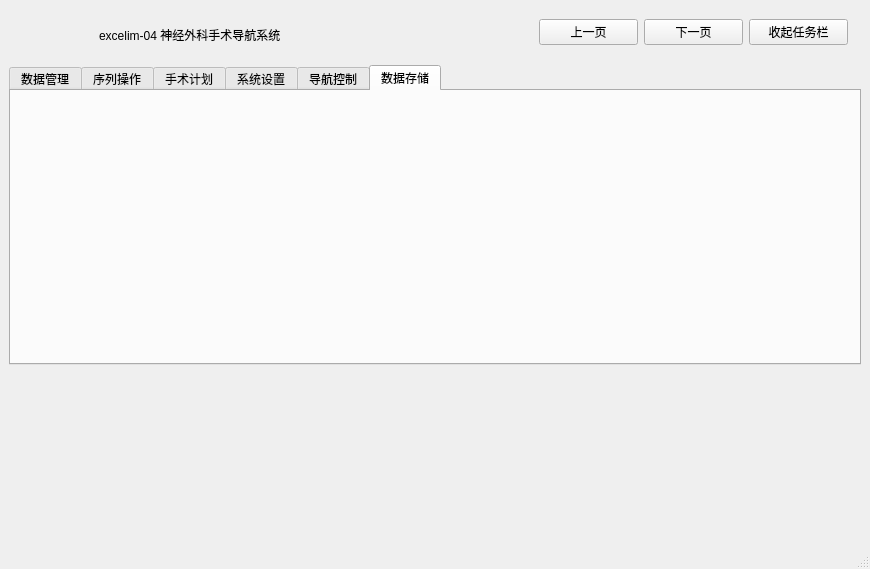
Qt form mainwindow.ui (kalipolis/excelim_qt_withui) before a commit.
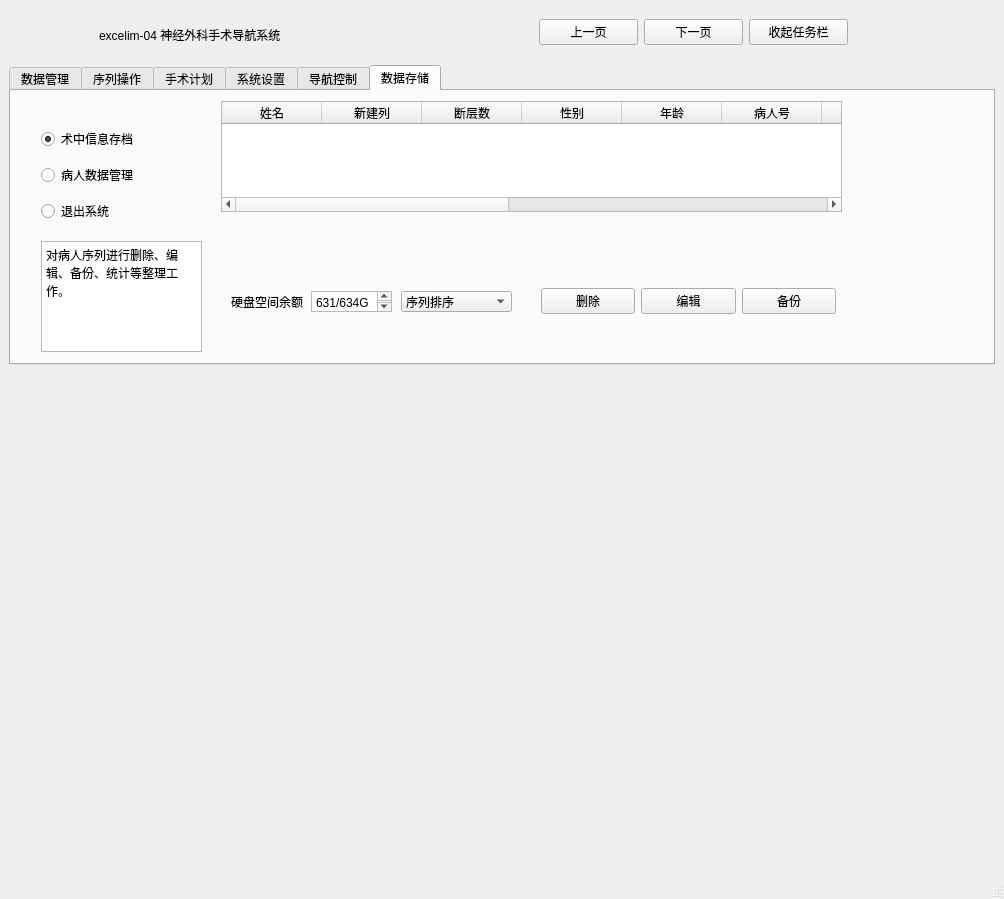
The same form after that commit. The open tabs and pages were chosen to show the change. Custom widgets are drawn as their Qt base class.

Commit message: 导入数据

Diff of the .ui file:
```diff
--- a/mainwindow.ui
+++ b/mainwindow.ui
@@ -6,8 +6,8 @@
    <rect>
     <x>0</x>
     <y>0</y>
-    <width>870</width>
-    <height>569</height>
+    <width>1004</width>
+    <height>899</height>
    </rect>
   </property>
   <property name="windowTitle">
@@ -89,7 +89,7 @@
        </size>
       </property>
       <property name="currentIndex">
-       <number>5</number>
+       <number>1</number>
       </property>
       <widget class="QWidget" name="tabWidget_2Page1">
        <attribute name="title">
@@ -2574,31 +2574,440 @@
        <attribute name="title">
         <string>系统设置</string>
        </attribute>
-       <widget class="QVTKWidget" name="qvtkWidget" native="true">
-        <property name="geometry">
-         <rect>
-          <x>230</x>
-          <y>80</y>
-          <width>100</width>
-          <height>100</height>
-         </rect>
-        </property>
-       </widget>
       </widget>
       <widget class="QWidget" name="tab_4">
        <attribute name="title">
         <string>导航控制</string>
        </attribute>
       </widget>
-      <widget class="save" name="tab_DataSaving">
+      <widget class="QWidget" name="tab_DataSaving">
        <attribute name="title">
         <string>数据存储</string>
        </attribute>
+       <widget class="QWidget" name="widget_TaskBar" native="true">
+        <property name="geometry">
+         <rect>
+          <x>30</x>
+          <y>30</y>
+          <width>161</width>
+          <height>111</height>
+         </rect>
+        </property>
+        <widget class="QWidget" name="verticalLayoutWidget">
+         <property name="geometry">
+          <rect>
+           <x>0</x>
+           <y>0</y>
+           <width>161</width>
+           <height>111</height>
+          </rect>
+         </property>
+         <layout class="QVBoxLayout" name="verticalLayout_19">
+          <item>
+           <widget class="QRadioButton" name="radioButton_surgery">
+            <property name="text">
+             <string>术中信息存档</string>
+            </property>
+            <property name="checked">
+             <bool>true</bool>
+            </property>
+           </widget>
+          </item>
+          <item>
+           <widget class="QRadioButton" name="radioButton_patient">
+            <property name="text">
+             <string>病人数据管理</string>
+            </property>
+           </widget>
+          </item>
+          <item>
+           <widget class="QRadioButton" name="radioButton_logout">
+            <property name="text">
+             <string>退出系统</string>
+            </property>
+           </widget>
+          </item>
+         </layout>
+        </widget>
+       </widget>
+       <widget class="QStackedWidget" name="stackedWidget_6">
+        <property name="geometry">
+         <rect>
+          <x>20</x>
+          <y>0</y>
+          <width>841</width>
+          <height>261</height>
+         </rect>
+        </property>
+        <property name="currentIndex">
+         <number>0</number>
+        </property>
+        <widget class="QWidget" name="page_surgery">
+         <widget class="QTextBrowser" name="textBrowser">
+          <property name="geometry">
+           <rect>
+            <x>10</x>
+            <y>150</y>
+            <width>161</width>
+            <height>111</height>
+           </rect>
+          </property>
+          <property name="html">
+           <string>&lt;!DOCTYPE HTML PUBLIC &quot;-//W3C//DTD HTML 4.0//EN&quot; &quot;http://www.w3.org/TR/REC-html40/strict.dtd&quot;&gt;
+&lt;html&gt;&lt;head&gt;&lt;meta name=&quot;qrichtext&quot; content=&quot;1&quot; /&gt;&lt;style type=&quot;text/css&quot;&gt;
+p, li { white-space: pre-wrap; }
+&lt;/style&gt;&lt;/head&gt;&lt;body style=&quot; font-family:'SimSun'; font-size:9pt; font-weight:400; font-style:normal;&quot;&gt;
+&lt;p style=&quot; margin-top:0px; margin-bottom:0px; margin-left:0px; margin-right:0px; -qt-block-indent:0; text-indent:0px;&quot;&gt;&lt;span style=&quot; font-family:'Microsoft YaHei UI';&quot;&gt;保存导航期间的拷屏图像和相关导航信息&lt;/span&gt;&lt;/p&gt;&lt;/body&gt;&lt;/html&gt;</string>
+          </property>
+         </widget>
+         <widget class="QPushButton" name="pushButton_imageSaving">
+          <property name="geometry">
+           <rect>
+            <x>190</x>
+            <y>40</y>
+            <width>75</width>
+            <height>24</height>
+           </rect>
+          </property>
+          <property name="text">
+           <string>保存图像</string>
+          </property>
+         </widget>
+         <widget class="QPushButton" name="pushButton_infoSaving">
+          <property name="geometry">
+           <rect>
+            <x>190</x>
+            <y>80</y>
+            <width>75</width>
+            <height>24</height>
+           </rect>
+          </property>
+          <property name="text">
+           <string>保存信息</string>
+          </property>
+         </widget>
+         <widget class="QStackedWidget" name="stackedWidget_3">
+          <property name="geometry">
+           <rect>
+            <x>280</x>
+            <y>30</y>
+            <width>531</width>
+            <height>241</height>
+           </rect>
+          </property>
+          <property name="currentIndex">
+           <number>1</number>
+          </property>
+          <widget class="QWidget" name="page_imageSaving">
+           <widget class="QPushButton" name="pushButton_25">
+            <property name="geometry">
+             <rect>
+              <x>220</x>
+              <y>200</y>
+              <width>75</width>
+              <height>24</height>
+             </rect>
+            </property>
+            <property name="text">
+             <string>保存</string>
+            </property>
+           </widget>
+           <widget class="QListWidget" name="listWidget">
+            <property name="geometry">
+             <rect>
+              <x>10</x>
+              <y>1</y>
+              <width>201</width>
+              <height>241</height>
+             </rect>
+            </property>
+           </widget>
+           <widget class="QListWidget" name="listWidget_2">
+            <property name="geometry">
+             <rect>
+              <x>300</x>
+              <y>0</y>
+              <width>201</width>
+              <height>241</height>
+             </rect>
+            </property>
+           </widget>
+          </widget>
+          <widget class="QWidget" name="page_infoSaving">
+           <widget class="QTextBrowser" name="textBrowser_7">
+            <property name="geometry">
+             <rect>
+              <x>10</x>
+              <y>10</y>
+              <width>256</width>
+              <height>192</height>
+             </rect>
+            </property>
+            <property name="html">
+             <string>&lt;!DOCTYPE HTML PUBLIC &quot;-//W3C//DTD HTML 4.0//EN&quot; &quot;http://www.w3.org/TR/REC-html40/strict.dtd&quot;&gt;
+&lt;html&gt;&lt;head&gt;&lt;meta name=&quot;qrichtext&quot; content=&quot;1&quot; /&gt;&lt;style type=&quot;text/css&quot;&gt;
+p, li { white-space: pre-wrap; }
+&lt;/style&gt;&lt;/head&gt;&lt;body style=&quot; font-family:'SimSun'; font-size:9pt; font-weight:400; font-style:normal;&quot;&gt;
+&lt;p style=&quot; margin-top:0px; margin-bottom:0px; margin-left:0px; margin-right:0px; -qt-block-indent:0; text-indent:0px;&quot;&gt;&lt;span style=&quot; font-family:'Microsoft YaHei UI';&quot;&gt;姓名:LIU性别:M年龄:030Y病人号:428685&lt;/span&gt;&lt;/p&gt;
+&lt;p style=&quot; margin-top:0px; margin-bottom:0px; margin-left:0px; margin-right:0px; -qt-block-indent:0; text-indent:0px;&quot;&gt;&lt;span style=&quot; font-family:'Microsoft YaHei UI';&quot;&gt;重建组织数量:1重建组织参数:&lt;/span&gt;&lt;/p&gt;
+&lt;p style=&quot; margin-top:0px; margin-bottom:0px; margin-left:0px; margin-right:0px; -qt-block-indent:0; text-indent:0px;&quot;&gt;&lt;span style=&quot; font-family:'Microsoft YaHei UI';&quot;&gt;皮肤	阈值为464	&lt;/span&gt;&lt;/p&gt;
+&lt;p style=&quot; margin-top:0px; margin-bottom:0px; margin-left:0px; margin-right:0px; -qt-block-indent:0; text-indent:0px;&quot;&gt;&lt;span style=&quot; font-family:'Microsoft YaHei UI';&quot;&gt;注册标记点数量:4注册误差:0.92&lt;/span&gt;&lt;/p&gt;&lt;/body&gt;&lt;/html&gt;</string>
+            </property>
+           </widget>
+           <widget class="QPushButton" name="pushButton_27">
+            <property name="geometry">
+             <rect>
+              <x>270</x>
+              <y>160</y>
+              <width>75</width>
+              <height>24</height>
+             </rect>
+            </property>
+            <property name="text">
+             <string>保存</string>
+            </property>
+           </widget>
+          </widget>
+         </widget>
+        </widget>
+        <widget class="QWidget" name="page_patient">
+         <widget class="QTextBrowser" name="textBrowser_5">
+          <property name="geometry">
+           <rect>
+            <x>10</x>
+            <y>150</y>
+            <width>161</width>
+            <height>111</height>
+           </rect>
+          </property>
+          <property name="html">
+           <string>&lt;!DOCTYPE HTML PUBLIC &quot;-//W3C//DTD HTML 4.0//EN&quot; &quot;http://www.w3.org/TR/REC-html40/strict.dtd&quot;&gt;
+&lt;html&gt;&lt;head&gt;&lt;meta name=&quot;qrichtext&quot; content=&quot;1&quot; /&gt;&lt;style type=&quot;text/css&quot;&gt;
+p, li { white-space: pre-wrap; }
+&lt;/style&gt;&lt;/head&gt;&lt;body style=&quot; font-family:'SimSun'; font-size:9pt; font-weight:400; font-style:normal;&quot;&gt;
+&lt;p style=&quot; margin-top:0px; margin-bottom:0px; margin-left:0px; margin-right:0px; -qt-block-indent:0; text-indent:0px;&quot;&gt;对病人序列进行删除、编辑、备份、统计等整理工作。&lt;/p&gt;&lt;/body&gt;&lt;/html&gt;</string>
+          </property>
+         </widget>
+         <widget class="QTableWidget" name="tableWidget_4">
+          <property name="geometry">
+           <rect>
+            <x>190</x>
+            <y>10</y>
+            <width>621</width>
+            <height>111</height>
+           </rect>
+          </property>
+          <column>
+           <property name="text">
+            <string>姓名</string>
+           </property>
+          </column>
+          <column>
+           <property name="text">
+            <string>新建列</string>
+           </property>
+          </column>
+          <column>
+           <property name="text">
+            <string>断层数</string>
+           </property>
+          </column>
+          <column>
+           <property name="text">
+            <string>性别</string>
+           </property>
+          </column>
+          <column>
+           <property name="text">
+            <string>年龄</string>
+           </property>
+          </column>
+          <column>
+           <property name="text">
+            <string>病人号</string>
+           </property>
+          </column>
+          <column>
+           <property name="text">
+            <string>检查号</string>
+           </property>
+          </column>
+          <column>
+           <property name="text">
+            <string>状态</string>
+           </property>
+          </column>
+          <column>
+           <property name="text">
+            <string>扫描日期</string>
+           </property>
+          </column>
+          <column>
+           <property name="text">
+            <string>计划日期</string>
+           </property>
+          </column>
+          <column>
+           <property name="text">
+            <string>导航日期</string>
+           </property>
+          </column>
+          <column>
+           <property name="text">
+            <string>新建列</string>
+           </property>
+          </column>
+          <column>
+           <property name="text">
+            <string>注册误差</string>
+           </property>
+          </column>
+         </widget>
+         <widget class="QLabel" name="label_22">
+          <property name="geometry">
+           <rect>
+            <x>200</x>
+            <y>200</y>
+            <width>81</width>
+            <height>21</height>
+           </rect>
+          </property>
+          <property name="text">
+           <string>硬盘空间余额</string>
+          </property>
+         </widget>
+         <widget class="QTextBrowser" name="textBrowser_8">
+          <property name="geometry">
+           <rect>
+            <x>280</x>
+            <y>200</y>
+            <width>81</width>
+            <height>21</height>
+           </rect>
+          </property>
+          <property name="html">
+           <string>&lt;!DOCTYPE HTML PUBLIC &quot;-//W3C//DTD HTML 4.0//EN&quot; &quot;http://www.w3.org/TR/REC-html40/strict.dtd&quot;&gt;
+&lt;html&gt;&lt;head&gt;&lt;meta name=&quot;qrichtext&quot; content=&quot;1&quot; /&gt;&lt;style type=&quot;text/css&quot;&gt;
+p, li { white-space: pre-wrap; }
+&lt;/style&gt;&lt;/head&gt;&lt;body style=&quot; font-family:'SimSun'; font-size:9pt; font-weight:400; font-style:normal;&quot;&gt;
+&lt;p style=&quot; margin-top:0px; margin-bottom:0px; margin-left:0px; margin-right:0px; -qt-block-indent:0; text-indent:0px;&quot;&gt;&lt;span style=&quot; font-family:'Microsoft YaHei UI';&quot;&gt;631/634G&lt;/span&gt;&lt;/p&gt;&lt;/body&gt;&lt;/html&gt;</string>
+          </property>
+         </widget>
+         <widget class="QComboBox" name="comboBox_4">
+          <property name="geometry">
+           <rect>
+            <x>370</x>
+            <y>200</y>
+            <width>111</width>
+            <height>21</height>
+           </rect>
+          </property>
+          <item>
+           <property name="text">
+            <string>序列排序</string>
+           </property>
+          </item>
+          <item>
+           <property name="text">
+            <string>按姓名</string>
+           </property>
+          </item>
+          <item>
+           <property name="text">
+            <string>按时间</string>
+           </property>
+          </item>
+          <item>
+           <property name="text">
+            <string>按种类</string>
+           </property>
+          </item>
+          <item>
+           <property name="text">
+            <string>按数量</string>
+           </property>
+          </item>
+         </widget>
+         <widget class="QWidget" name="horizontalLayoutWidget">
+          <property name="geometry">
+           <rect>
+            <x>510</x>
+            <y>170</y>
+            <width>295</width>
+            <height>81</height>
+           </rect>
+          </property>
+          <layout class="QHBoxLayout" name="horizontalLayout_23">
+           <item>
+            <widget class="QPushButton" name="pushButton_28">
+             <property name="text">
+              <string>删除</string>
+             </property>
+            </widget>
+           </item>
+           <item>
+            <widget class="QPushButton" name="pushButton_29">
+             <property name="text">
+              <string>编辑</string>
+             </property>
+            </widget>
+           </item>
+           <item>
+            <widget class="QPushButton" name="pushButton_26">
+             <property name="text">
+              <string>备份</string>
+             </property>
+            </widget>
+           </item>
+          </layout>
+         </widget>
+        </widget>
+        <widget class="QWidget" name="page_logout">
+         <widget class="QTextBrowser" name="textBrowser_6">
+          <property name="geometry">
+           <rect>
+            <x>10</x>
+            <y>150</y>
+            <width>161</width>
+            <height>111</height>
+           </rect>
+          </property>
+          <property name="html">
+           <string>&lt;!DOCTYPE HTML PUBLIC &quot;-//W3C//DTD HTML 4.0//EN&quot; &quot;http://www.w3.org/TR/REC-html40/strict.dtd&quot;&gt;
+&lt;html&gt;&lt;head&gt;&lt;meta name=&quot;qrichtext&quot; content=&quot;1&quot; /&gt;&lt;style type=&quot;text/css&quot;&gt;
+p, li { white-space: pre-wrap; }
+&lt;/style&gt;&lt;/head&gt;&lt;body style=&quot; font-family:'SimSun'; font-size:9pt; font-weight:400; font-style:normal;&quot;&gt;
+&lt;p style=&quot; margin-top:0px; margin-bottom:0px; margin-left:0px; margin-right:0px; -qt-block-indent:0; text-indent:0px;&quot;&gt;&lt;span style=&quot; font-family:'Microsoft YaHei UI';&quot;&gt;退出系统&lt;/span&gt;&lt;/p&gt;&lt;/body&gt;&lt;/html&gt;</string>
+          </property>
+         </widget>
+         <widget class="QPushButton" name="pushButton_30">
+          <property name="geometry">
+           <rect>
+            <x>400</x>
+            <y>120</y>
+            <width>75</width>
+            <height>24</height>
+           </rect>
+          </property>
+          <property name="text">
+           <string>退出系统</string>
+          </property>
+         </widget>
+        </widget>
+       </widget>
+       <zorder>stackedWidget_6</zorder>
+       <zorder>widget_TaskBar</zorder>
       </widget>
      </widget>
     </item>
     <item>
-     <widget class="QWidget" name="widget_3" native="true"/>
+     <widget class="QWidget" name="widget_3" native="true">
+      <layout class="QHBoxLayout" name="horizontalLayout_54">
+       <item>
+        <widget class="QVTKWidget" name="qvtkWidget"/>
+       </item>
+      </layout>
+     </widget>
     </item>
    </layout>
   </widget>
@@ -2607,7 +3016,7 @@
     <rect>
      <x>0</x>
      <y>0</y>
-     <width>870</width>
+     <width>1004</width>
      <height>26</height>
     </rect>
    </property>
@@ -2615,6 +3024,11 @@
   <widget class="QStatusBar" name="statusbar"/>
  </widget>
  <customwidgets>
+  <customwidget>
+   <class>QVTKWidget</class>
+   <extends>QWidget</extends>
+   <header>QVTKWidget.h</header>
+  </customwidget>
   <customwidget>
    <class>point</class>
    <extends>QWidget</extends>
@@ -2627,17 +3041,6 @@
    <header>rt_3.h</header>
    <container>1</container>
   </customwidget>
-  <customwidget>
-   <class>QVTKWidget</class>
-   <extends>QWidget</extends>
-   <header>QVTKWidget.h</header>
-  </customwidget>
-  <customwidget>
-   <class>save</class>
-   <extends>QWidget</extends>
-   <header location="global">save.h</header>
-   <container>1</container>
-  </customwidget>
  </customwidgets>
  <resources/>
  <connections/>
```
The commit also changes 500 other files.
